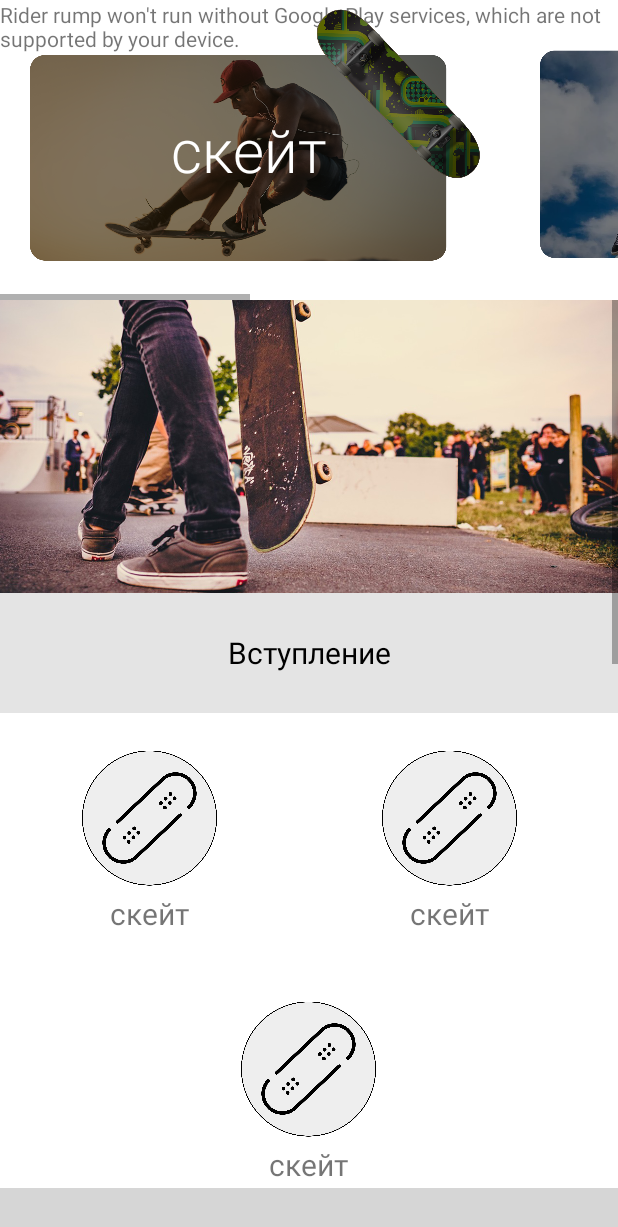
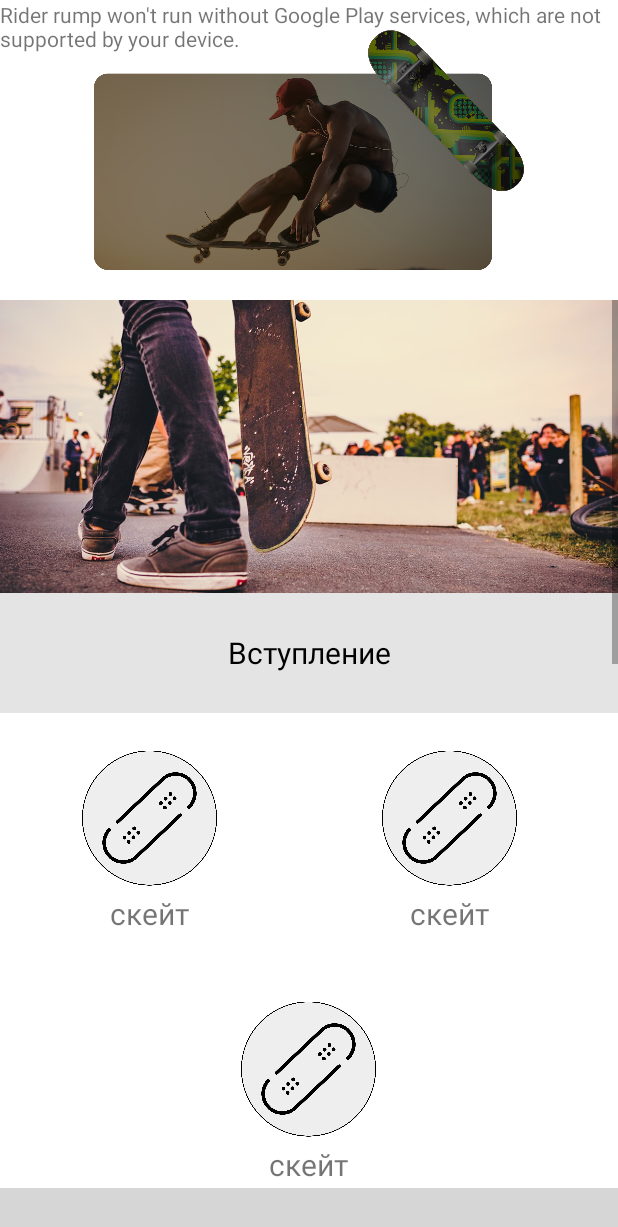
Before and after one commit to LvovKirill/Rider_rump, an Android app: the fragment SchoolFragment placed in its activity, on a phone screen of 412 x 824 dp. Shown: the top 1227 px of the screen. Run offline under Robolectric (Android 15) with nearby library versions, the phone set to English and light mode, and no system bars; libraries missing offline, so code that uses them is left out: com.etebarian.meowbottomnavigation; plain views replace MeowBottomNavigation; 9 statements that could not run were skipped; grey boxes are pictures that could not be loaded.

Commit message:
Замена ScrollView на ViewPager во вкладке с обучением

```diff
--- /dev/null
+++ b/app/src/main/java/Utils/ViewPagerAdapter.java
@@ -0,0 +1,69 @@
+package Utils;
+
+import android.content.Context;
+import android.view.LayoutInflater;
+import android.view.View;
+import android.view.ViewGroup;
+import android.widget.ImageView;
+import android.widget.LinearLayout;
+import androidx.annotation.NonNull;
+import androidx.viewpager.widget.PagerAdapter;
+
+import com.example.rider_rump.R;
+
+import java.util.Objects;
+
+public class ViewPagerAdapter extends PagerAdapter {
+
+    // Context object
+    Context context;
+
+    // Array of images
+    int[] images;
+
+    // Layout Inflater
+    LayoutInflater mLayoutInflater;
+
+
+    // Viewpager Constructor
+    public ViewPagerAdapter(Context context, int[] images) {
+        this.context = context;
+        this.images = images;
+        mLayoutInflater = (LayoutInflater) context.getSystemService(Context.LAYOUT_INFLATER_SERVICE);
+    }
+
+    @Override
+    public int getCount() {
+        // return the number of images
+        return images.length;
+    }
+
+    @Override
+    public boolean isViewFromObject(@NonNull View view, @NonNull Object object) {
+        return view == ((LinearLayout) object);
+    }
+
+    @NonNull
+    @Override
+    public Object instantiateItem(@NonNull ViewGroup container, final int position) {
+        // inflating the item.xml
+        View itemView = mLayoutInflater.inflate(R.layout.item, container, false);
+
+        // referencing the image view from the item.xml file
+        ImageView imageView = (ImageView) itemView.findViewById(R.id.imageViewMain);
+
+        // setting the image in the imageView
+        imageView.setImageResource(images[position]);
+
+        // Adding the View
+        Objects.requireNonNull(container).addView(itemView);
+
+        return itemView;
+    }
+
+    @Override
+    public void destroyItem(ViewGroup container, int position, Object object) {
+
+        container.removeView((LinearLayout) object);
+    }
+}
--- a/app/src/main/java/com/example/rider_rump/SchoolFragment.java
+++ b/app/src/main/java/com/example/rider_rump/SchoolFragment.java
@@ -6,6 +6,7 @@ import androidx.annotation.NonNull;
 import androidx.fragment.app.Fragment;
 import androidx.fragment.app.FragmentManager;
 import androidx.fragment.app.FragmentTransaction;
+import androidx.viewpager.widget.ViewPager;
 
 import android.view.LayoutInflater;
 import android.view.View;
@@ -21,12 +22,18 @@ import android.widget.Toast;
 import School_vklad.School_BMX;
 import School_vklad.School_scooter;
 import School_vklad.School_skateboard;
+import Utils.ViewPagerAdapter;
 
 public class SchoolFragment extends Fragment implements View.OnClickListener {
 
     School_skateboard frag1;
     School_scooter frag2;
     FragmentTransaction fTrans;
+    ViewPager mViewPager;
+    ViewPagerAdapter mViewPagerAdapter;
+
+    int[] images = {R.drawable.learn_skateboard, R.drawable.learn_samokat, R.drawable.learn_bycecle};
+
 
     // TODO: Rename parameter arguments, choose names that match
     // the fragment initialization parameters, e.g. ARG_ITEM_NUMBER
@@ -71,66 +78,71 @@ public class SchoolFragment extends Fragment implements View.OnClickListener {
     @Override
     public View onCreateView(LayoutInflater inflater, ViewGroup container,
                              Bundle savedInstanceState) {
-        // Inflate the layout for this fragment
-//        return inflater.inflate(R.layout.fragment_school, container, false);
+
 
         View rootView = inflater.inflate(R.layout.fragment_school, container, false);
 
-        Button button1 = (Button)rootView.findViewById(R.id.button_skateboard);
-        Button button2 = (Button)rootView.findViewById(R.id.button_scooter);
-        Button button3 = (Button)rootView.findViewById(R.id.button_bmx);
+        ViewPager mViewPager = (ViewPager)rootView.findViewById(R.id.viewPagerMain);
+
+        // Initializing the ViewPagerAdapter
+        mViewPagerAdapter = new ViewPagerAdapter(getActivity(), images);
+
+
+        // Adding the Adapter to the ViewPager
+        mViewPager.setAdapter(mViewPagerAdapter);
+
+//        Button button1 = (Button)rootView.findViewById(R.id.button_skateboard);
+//        Button button2 = (Button)rootView.findViewById(R.id.button_scooter);
+//        Button button3 = (Button)rootView.findViewById(R.id.button_bmx);
         FrameLayout frameLayout = (FrameLayout) rootView.findViewById(R.id.container);
-        ImageView imageView = (ImageView)rootView.findViewById(R.id.image_learn_skateboard);
+//        ImageView imageView = (ImageView)rootView.findViewById(R.id.image_learn_skateboard);
 
         FragmentTransaction fragmentTransaction = getFragmentManager().beginTransaction();
         fragmentTransaction.replace(R.id.container, new School_skateboard());
         fragmentTransaction.commit();
 
-        button1.setOnClickListener(this);
-        button2.setOnClickListener(this);
-        button3.setOnClickListener(this);
+//        button1.setOnClickListener(this);
+//        button2.setOnClickListener(this);
+//        button3.setOnClickListener(this);
 
         return rootView;
     }
 
     @Override
     public void onClick(View view) {
-        int buttonIndex = translateIdToIndex(view.getId());
-        switch (buttonIndex) {
-            case 1:
-                FragmentTransaction fragmentTransaction = getFragmentManager().beginTransaction();
-                fragmentTransaction.replace(R.id.container, new School_skateboard());
-                fragmentTransaction.commit();
-                break;
-            case 2:
-                FragmentTransaction fragmentTransaction1 = getFragmentManager().beginTransaction();
-                fragmentTransaction1.replace(R.id.container, new School_scooter());
-                fragmentTransaction1.commit();
-                break;
-            case 3:
-                FragmentTransaction fragmentTransaction2 = getFragmentManager().beginTransaction();
-                fragmentTransaction2.replace(R.id.container, new School_BMX());
-                fragmentTransaction2.commit();
-                break;
+//        int buttonIndex = translateIdToIndex(view.getId());
+//        switch (buttonIndex) {
+//            case 1:
+//                FragmentTransaction fragmentTransaction = getFragmentManager().beginTransaction();
+//                fragmentTransaction.replace(R.id.container, new School_skateboard());
+//                fragmentTransaction.commit();
+//                break;
+//            case 2:
+//                FragmentTransaction fragmentTransaction1 = getFragmentManager().beginTransaction();
+//                fragmentTransaction1.replace(R.id.container, new School_scooter());
+//                fragmentTransaction1.commit();
+//                break;
+//            case 3:
+//                FragmentTransaction fragmentTransaction2 = getFragmentManager().beginTransaction();
+//                fragmentTransaction2.replace(R.id.container, new School_BMX());
+//                fragmentTransaction2.commit();
+//                break;
         }
+//
+//    }
 
+//    int translateIdToIndex(int id) {
+//        int index = -1;
+//        switch (id) {
+//            case R.id.button_skateboard:
+//                index = 1;
+//                break;
+//            case R.id.button_scooter:
+//                index = 2;
+//                break;
+//            case R.id.button_bmx:
+//                index = 3;
+//                break;
+//        }
+//        return index;
     }
-
-    int translateIdToIndex(int id) {
-        int index = -1;
-        switch (id) {
-            case R.id.button_skateboard:
-                index = 1;
-                break;
-            case R.id.button_scooter:
-                index = 2;
-                break;
-            case R.id.button_bmx:
-                index = 3;
-                break;
-        }
-        return index;
-    }
-
-
-}
--- a/app/src/main/res/layout/fragment_school.xml
+++ b/app/src/main/res/layout/fragment_school.xml
@@ -12,10 +12,11 @@
             android:layout_width="match_parent"
             android:layout_height="match_parent"
             android:orientation="vertical">
-
+            <!--
                         <HorizontalScrollView
                             android:layout_width="match_parent"
                             android:layout_height="200dp">
+
 
                             <LinearLayout
                                 android:layout_width="wrap_content"
@@ -130,7 +131,11 @@
 
                             </LinearLayout>
                         </HorizontalScrollView>
-
+-->
+            <androidx.viewpager.widget.ViewPager
+                android:id="@+id/viewPagerMain"
+                android:layout_width="match_parent"
+                android:layout_height="200dp"/>
                         <FrameLayout
                             android:id="@+id/container"
                             android:layout_width="match_parent"
@@ -138,6 +143,7 @@
 
                     </LinearLayout>
 
+
                 <FrameLayout
                     android:id="@+id/container_info"
                     android:layout_width="match_parent"
--- /dev/null
+++ b/app/src/main/res/layout/item.xml
@@ -0,0 +1,26 @@
+<?xml version="1.0" encoding="utf-8"?>
+<LinearLayout
+    xmlns:android="http://schemas.android.com/apk/res/android"
+    android:layout_width="match_parent"
+    android:layout_height="match_parent">
+
+    <!-- image viwer to view the images -->
+    <RelativeLayout
+        android:layout_width="match_parent"
+        android:layout_height="match_parent">
+        <TextView
+            android:id="@+id/txt_onleatn"
+            android:layout_width="match_parent"
+            android:layout_height="match_parent"
+            android:textSize="40dp"
+            android:gravity="center"
+            android:text="text"/>
+    <ImageView
+        android:layout_marginHorizontal="20dp"
+        android:layout_marginVertical="20dp"
+        android:id="@+id/imageViewMain"
+        android:layout_width="match_parent"
+        android:layout_height="match_parent"/>
+    </RelativeLayout>
+
+</LinearLayout>
```
Lines whose indentation alone changed are shown as unchanged.
